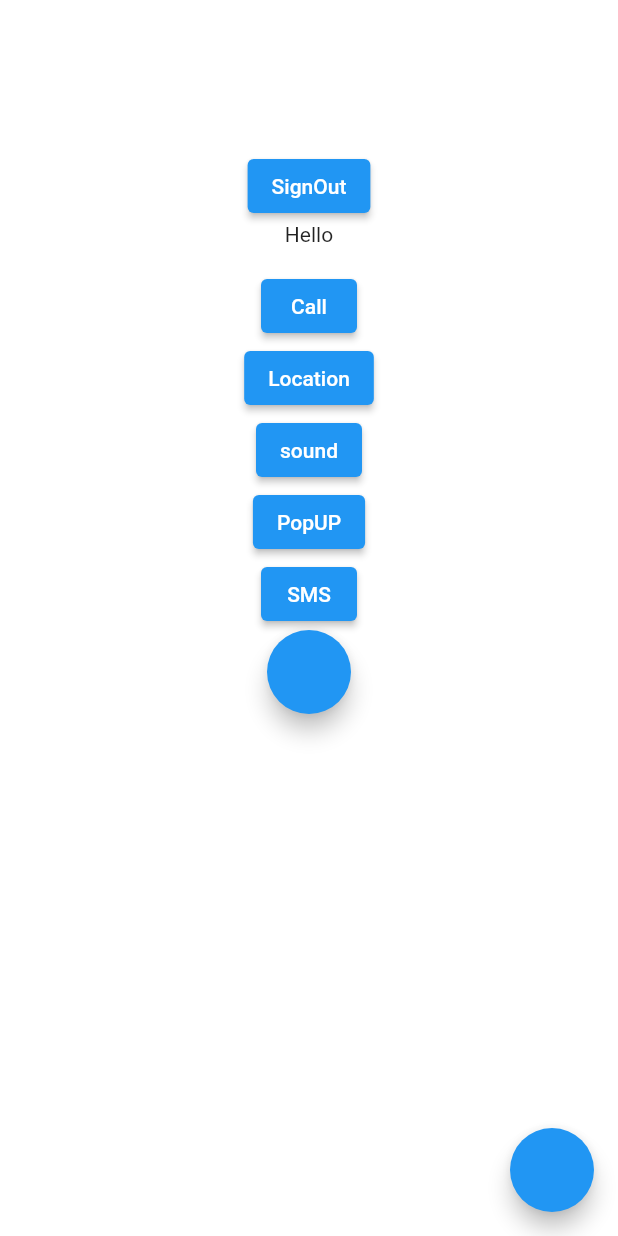
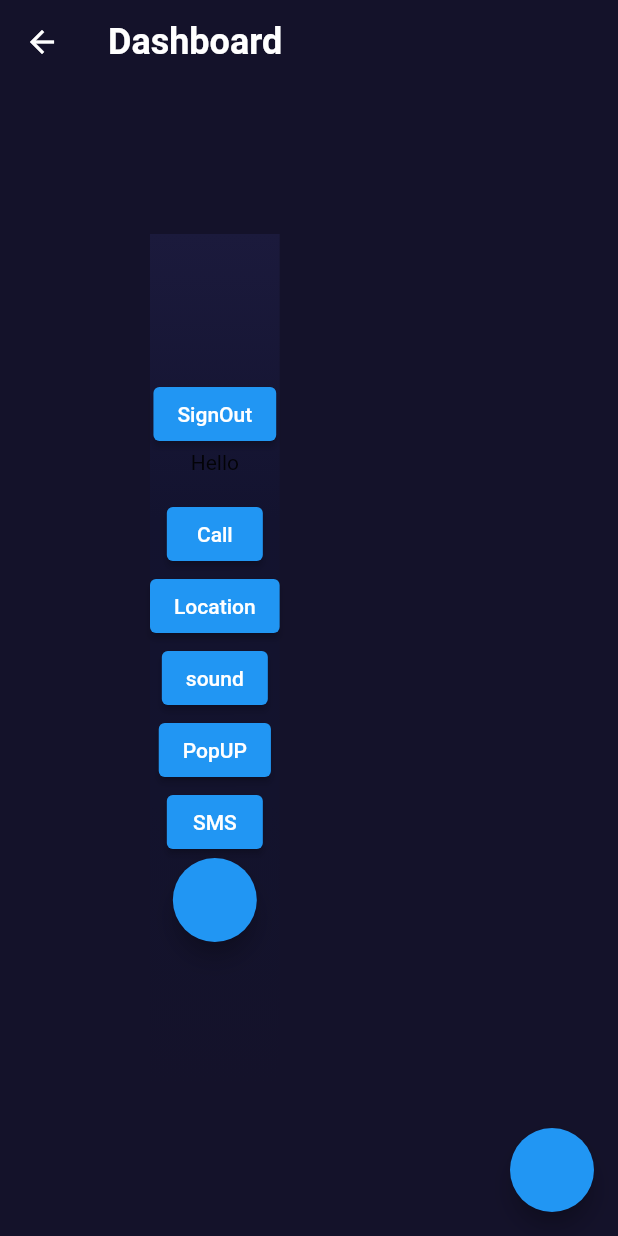
Before and after one commit to KrishChopra22/DriWary, a Flutter app: the Dashboard screen opened directly, on a phone screen of 412 x 824 dp. Run offline on Flutter 3.47's test engine with Material 2 defaults, Android fonts, the phone set to English and light mode, and no system bars; our stand-ins replace audioplayers, camera, firebase_auth, firebase_core, firebase_database, fluttertoast and 4 more; missing offline and left inert: flutter_phone_direct_caller, flutter_sms, google_mlkit_face_detection; accounts and stored records are empty.

Commit message:
dashboard UI done

```diff
--- a/lib/screens/auth_screens/code_verify.dart
+++ b/lib/screens/auth_screens/code_verify.dart
@@ -27,6 +27,7 @@ class _verifyOtpState extends State<verifyOtp> {
   @override
   Widget build(BuildContext context) {
     return Scaffold(
+      backgroundColor: Color(0xff14122a),
       body: SafeArea(
         child: SingleChildScrollView(
           child: Container(
--- a/lib/screens/auth_screens/signup_screen.dart
+++ b/lib/screens/auth_screens/signup_screen.dart
@@ -32,13 +32,17 @@ class SignupScreen extends StatelessWidget {
                 Color(0xff13132d),
                 Color(0xff13132f),
                 Color(0xff1b1a3c),
-              ]
+              ],
+              begin: Alignment.bottomCenter,
+              end: Alignment.topCenter,
             ),
           ),
           child: Column(
             children: [
               Container(
                 child: Column(
+                  mainAxisAlignment: MainAxisAlignment.center,
+                  crossAxisAlignment: CrossAxisAlignment.center,
                   children: [
                     const SizedBox(
                       height: 30,
@@ -253,7 +257,7 @@ class SignupScreen extends StatelessWidget {
                         signup(context);
                       },
                       child: Container(
-                        width: 80,
+                        width: 100,
                         padding: EdgeInsets.all(10),
                         decoration: BoxDecoration(
                             borderRadius: BorderRadius.all(Radius.circular(10)),
--- a/lib/screens/dashboard.dart
+++ b/lib/screens/dashboard.dart
@@ -21,11 +21,31 @@ class Dashboard extends StatelessWidget {
   @override
   Widget build(BuildContext context) {
     return Scaffold(
-        backgroundColor: Colors.white,
+      appBar: AppBar(
+        title: Text('Dashboard',style: TextStyle(
+            color: Colors.white,fontSize: 24,fontWeight: FontWeight.w600),),
+        elevation: 0,
+        backgroundColor: Color(0xff14122a),
+      ),
+        backgroundColor: Color(0xff14122a),
         body: Padding(
           padding: const EdgeInsets.all(100.0),
-          child: Center(
+          child: Container(
+            decoration: BoxDecoration(
+              gradient: LinearGradient(
+                colors: [
+                  Color(0xff14122a),
+                  Color(0xff13132d),
+                  Color(0xff13132f),
+                  Color(0xff1b1a3c),
+                ],
+                begin: Alignment.bottomCenter,
+                end: Alignment.topCenter,
+              )
+            ),
             child: Column(
+              mainAxisAlignment: MainAxisAlignment.center,
+              crossAxisAlignment: CrossAxisAlignment.center,
               children: [
                 ElevatedButton(
                     onPressed: () => signOut(context),
```
